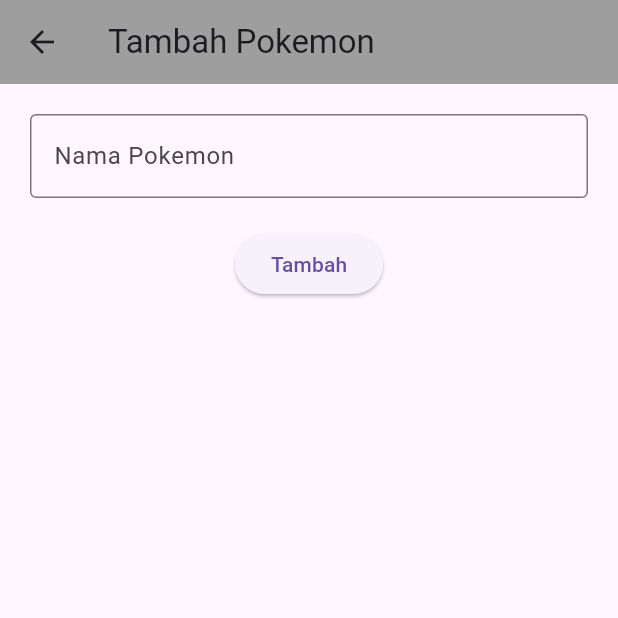
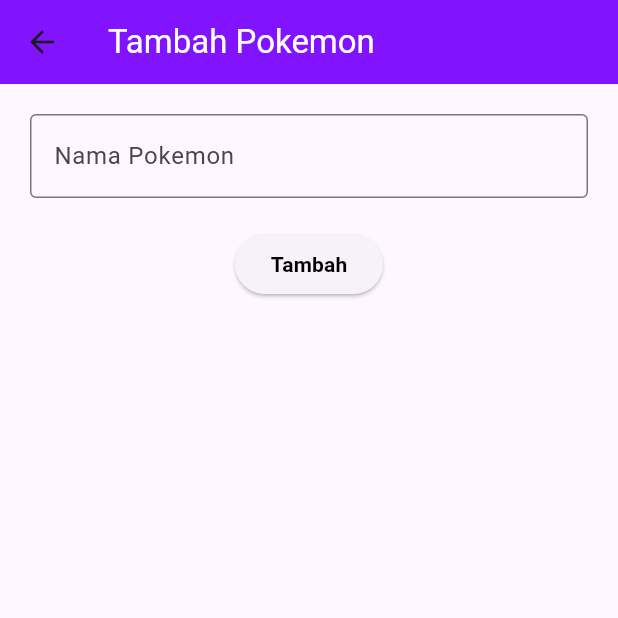
Before and after one commit to mamamia0001/uas2025, a Flutter app: the screen it shows after launch, after a tap on the "add" icon, on a phone screen of 412 x 824 dp, the top half of it. Run offline on Flutter 3.47's test engine with Material 3 defaults, Android fonts, the phone set to English and light mode, and no system bars; network calls fail.

Commit message:
Build 1.2 Final "Changing design"

```diff
--- a/lib/TambahPokemon.dart
+++ b/lib/TambahPokemon.dart
@@ -7,8 +7,12 @@
   Widget build(BuildContext context) {
     return Scaffold(
       appBar: AppBar(
-        title: const Text('Tambah Pokemon'),
-        backgroundColor: Colors.grey,
+        title: const Text('Tambah Pokemon',
+        style: TextStyle(
+          color: Color.fromARGB(255, 255, 255, 255)
+        ),
+        ),
+        backgroundColor: const Color.fromARGB(255, 129, 19, 255),
       ),
       body: Padding(
         padding: const EdgeInsets.all(20.0),
@@ -26,7 +30,13 @@
               onPressed: () {
                 Navigator.pop(context, _controller.text);
               },
-              child: const Text('Tambah'),
+              child: const Text(
+                'Tambah',
+                style: TextStyle(
+                  color: Color.fromARGB(255, 0, 0, 0),
+                  fontWeight: FontWeight.bold,
+                ),
+              ),
             ),
           ],
         ),
--- a/lib/main.dart
+++ b/lib/main.dart
@@ -9,6 +9,8 @@
 }
 
 class MyApp extends StatelessWidget {
+  const MyApp({super.key});
+
   @override
   Widget build(BuildContext context) {
     return MaterialApp(
@@ -22,6 +24,8 @@
 }
 
 class PokemonListPage extends StatefulWidget {
+  const PokemonListPage({super.key});
+
   @override
   _PokemonListPageState createState() => _PokemonListPageState();
 }
@@ -36,7 +40,7 @@
   }
 
   Future<void> fetchPokemonList() async {
-    final response = await http.get(Uri.parse('https://pokeapi.co/api/v2/pokemon?limit=10'));
+    final response = await http.get(Uri.parse('https://pokeapi.co/api/v2/pokemon'));
 
     if (response.statusCode == 200) {
       final data = json.decode(response.body);
@@ -71,32 +75,48 @@
     return Scaffold(
       appBar: AppBar(
         title: const Text('Pokemon List'),
-        backgroundColor: Colors.grey,
+        backgroundColor: const Color.fromARGB(255, 255, 230, 9),
       ),
       body: Center(
         child: Container(
-          margin: const EdgeInsets.symmetric(vertical: 20, horizontal: 20),
+          width: MediaQuery.of(context).size.width * 0.8, // Responsif: 80% dari lebar layar
+          height: MediaQuery.of(context).size.height * 0.8, // Responsif: 80% dari tinggi layar
           padding: const EdgeInsets.all(10),
           decoration: BoxDecoration(
             color: Colors.white,
-            borderRadius: BorderRadius.circular(10),
+            borderRadius: BorderRadius.circular(20),
             boxShadow: [
               BoxShadow(
-                color: Colors.grey.withOpacity(0.5),
-                spreadRadius: 5,
-                blurRadius: 7,
-                offset: const Offset(0, 3),
+                color: Colors.black.withOpacity(0.1),
+                blurRadius: 10,
+                offset: const Offset(0, 5),
               ),
             ],
           ),
+          child: Column(
+            children: [
+              Expanded(
                 child: ListView.builder(
-            shrinkWrap: true,
                   itemCount: _pokemonList.length,
                   itemBuilder: (context, index) {
-              return ListTile(
-                title: Text(_pokemonList[index]['name']),
-                trailing: Row(
-                  mainAxisSize: MainAxisSize.min,
+                    return Container(
+                      margin: const EdgeInsets.symmetric(vertical: 5),
+                      padding: const EdgeInsets.symmetric(horizontal: 10, vertical: 10),
+                      decoration: BoxDecoration(
+                        color: Colors.grey[200],
+                        borderRadius: BorderRadius.circular(10),
+                      ),
+                      child: Row(
+                        mainAxisAlignment: MainAxisAlignment.spaceBetween,
+                        children: [
+                          Text(
+                            _pokemonList[index]['name'],
+                            style: const TextStyle(
+                              fontSize: 16,
+                              fontWeight: FontWeight.bold,
+                            ),
+                          ),
+                          Row(
                             children: [
                               IconButton(
                                 icon: const Icon(Icons.edit),
@@ -120,13 +140,13 @@
                               ),
                             ],
                           ),
+                        ],
+                      ),
                     );
                   },
                 ),
               ),
-      ),
-      floatingActionButton: FloatingActionButton(
-        child: const Icon(Icons.add),
+              FloatingActionButton(
                 onPressed: () async {
                   final result = await Navigator.push(
                     context,
@@ -136,6 +156,11 @@
                     addPokemon(result);
                   }
                 },
+                child: const Icon(Icons.add),
+              ),
+            ],
+          ),
+        ),
       ),
     );
   }
```
Lines whose indentation alone changed are shown as unchanged.
